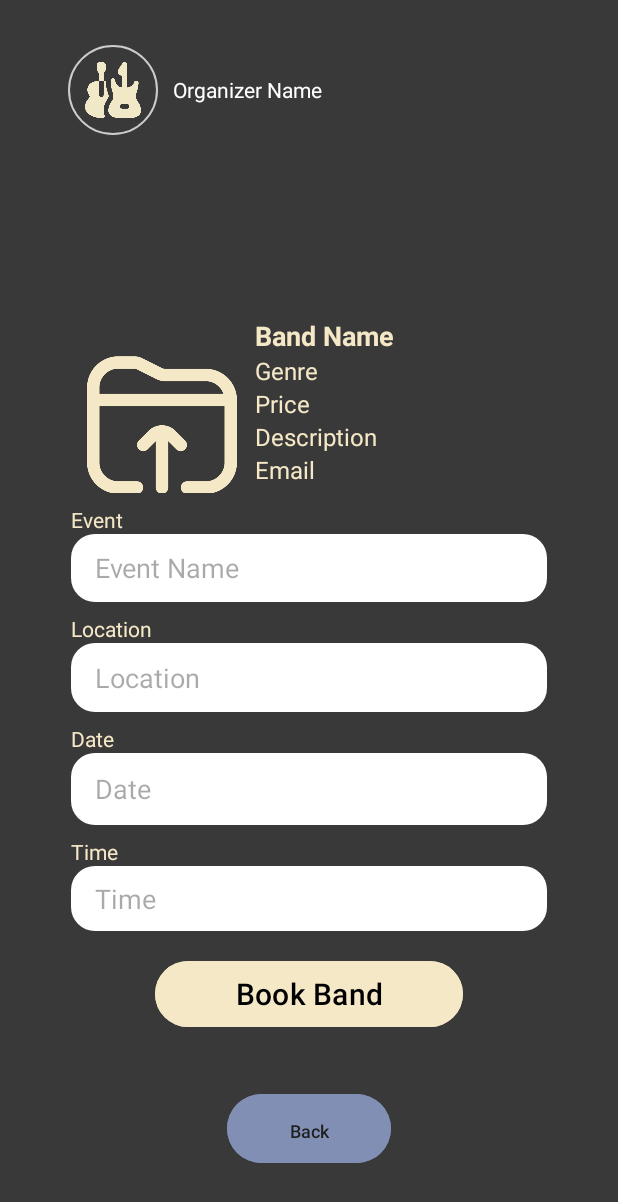
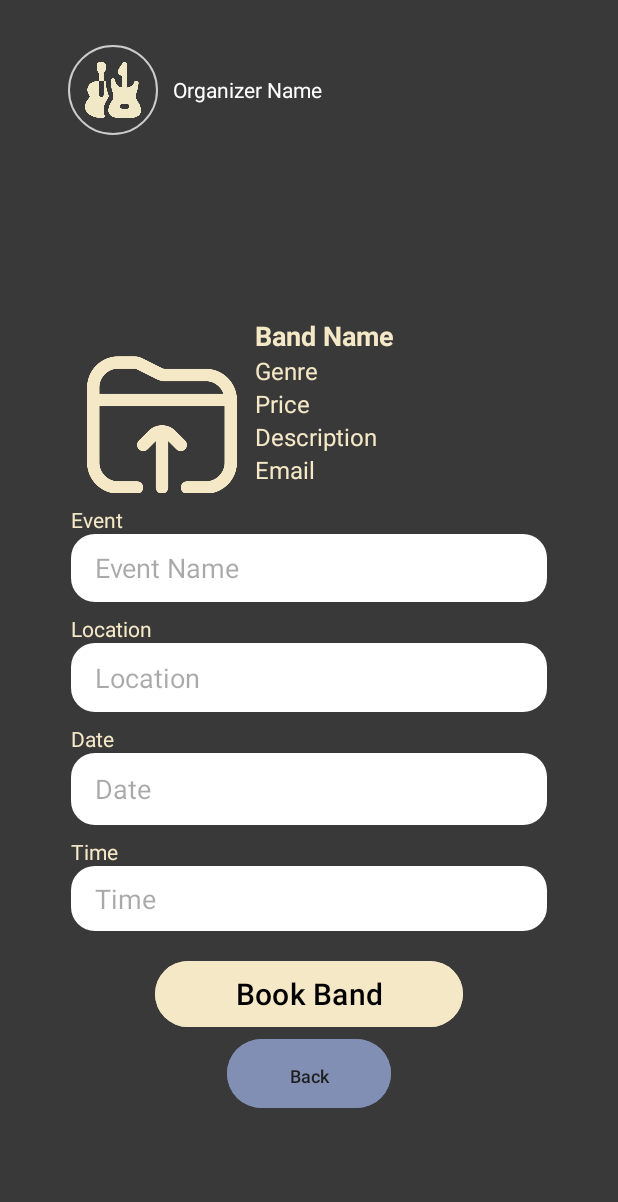
Before and after one commit to PHY5ZEKE/BookABand, an Android app: the BandDetails screen opened directly, with no data from a screen before it, on a phone screen of 412 x 824 dp. Shown: the top 1202 px of the screen. Run offline under Robolectric (Android 15) with nearby library versions, the phone set to English and light mode, and no system bars; our stand-ins replace CircleImageView, Firebase (no records; nobody signed in at launch, a user with empty details on screens opened directly); 1 statement that could not run was skipped.

Commit message:
others are scrollable

```diff
--- a/app/src/main/res/layout/activity_band_details.xml
+++ b/app/src/main/res/layout/activity_band_details.xml
@@ -1,14 +1,21 @@
 <?xml version="1.0" encoding="utf-8"?>
 <!-- res/layout/activity_band_details.xml -->
-<androidx.constraintlayout.widget.ConstraintLayout xmlns:android="http://schemas.android.com/apk/res/android"
+<ScrollView xmlns:android="http://schemas.android.com/apk/res/android"
     xmlns:app="http://schemas.android.com/apk/res-auto"
     xmlns:tools="http://schemas.android.com/tools"
     android:layout_width="match_parent"
     android:layout_height="match_parent"
+    android:fillViewport="true"
+    app:layout_editor_absoluteX="7dp"
+    app:layout_editor_absoluteY="2dp"
+    android:backgroundTint="#393939"
     android:background="#393939">
 
     <!-- Booking Form Section -->
 
+    <androidx.constraintlayout.widget.ConstraintLayout
+        android:layout_width="match_parent"
+        android:layout_height="match_parent">
 
         <LinearLayout
             android:id="@+id/linearLayout7"
@@ -17,11 +24,9 @@
             android:background="#393939"
             android:gravity="center_vertical"
             android:orientation="horizontal"
-        app:layout_constraintBottom_toBottomOf="parent"
             app:layout_constraintEnd_toEndOf="parent"
             app:layout_constraintStart_toStartOf="parent"
-        app:layout_constraintTop_toTopOf="parent"
-        app:layout_constraintVertical_bias="0.0">
+            app:layout_constraintTop_toTopOf="parent">
 
             <de.hdodenhof.circleimageview.CircleImageView
                 android:id="@+id/bandLogo"
@@ -58,15 +63,14 @@
             android:id="@+id/backButton"
             android:layout_width="109dp"
             android:layout_height="54dp"
+            android:layout_marginTop="52dp"
             android:backgroundTint="#818FB4"
             android:padding="16dp"
             android:text="Back"
             android:textSize="12sp"
-        app:layout_constraintBottom_toBottomOf="parent"
             app:layout_constraintEnd_toEndOf="parent"
             app:layout_constraintStart_toStartOf="parent"
-        app:layout_constraintTop_toBottomOf="@+id/linearLayout6"
-        app:layout_constraintVertical_bias="0.663" />
+            app:layout_constraintTop_toBottomOf="@+id/linearLayout6" />
 
         <LinearLayout
         android:id="@+id/linearLayout2"
@@ -229,5 +233,5 @@
         app:layout_constraintEnd_toEndOf="parent"
         app:layout_constraintStart_toStartOf="parent"
         app:layout_constraintTop_toBottomOf="@+id/linearLayout6" />
-
     </androidx.constraintlayout.widget.ConstraintLayout>
+</ScrollView>
--- a/app/src/main/res/values-night/themes.xml
+++ b/app/src/main/res/values-night/themes.xml
@@ -1,7 +1,14 @@
 <resources xmlns:tools="http://schemas.android.com/tools">
     <!-- Base application theme. -->
     <style name="Base.Theme.BookABand" parent="Theme.Material3.DayNight.NoActionBar">
-        <!-- Customize your dark theme here. -->
-        <!-- <item name="colorPrimary">@color/my_dark_primary</item> -->
+        <item name="colorPrimary">@color/your_primary_color</item>
+        <item name="colorPrimaryVariant">@color/your_primary_color</item>
+        <item name="colorOnPrimary">@color/your_primary_color</item>
+        <!-- Secondary brand color. -->
+        <item name="colorSecondary">@color/your_primary_color</item>
+        <item name="colorSecondaryVariant">@color/your_primary_color</item>
+        <item name="colorOnSecondary">@color/your_primary_color</item>
+        <!-- Status bar color. -->
+        <item name="android:statusBarColor">?attr/colorPrimaryVariant</item>
     </style>
 </resources>
```
Also changed, not shown: app/src/main/res/layout/activity_create_band.xml (+4 -9 lines), app/src/main/res/layout/activity_create_user.xml (+8 -3 lines), app/src/main/res/layout/activity_edit_band.xml (+9 -7 lines), app/src/main/res/layout/activity_edit_user.xml (+10 -7 lines). Lines whose indentation alone changed are shown as unchanged.
